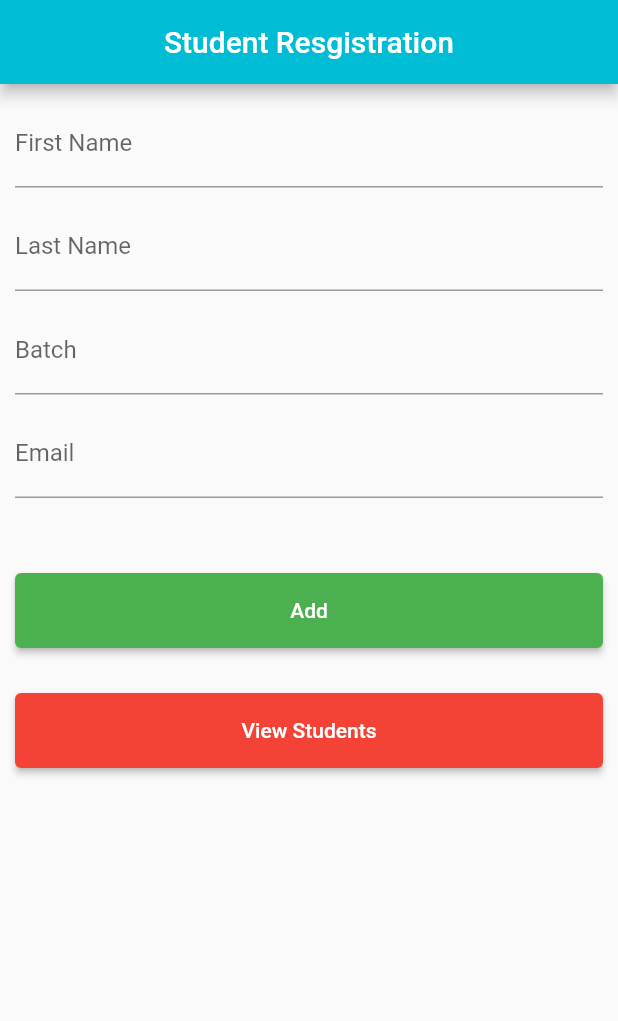
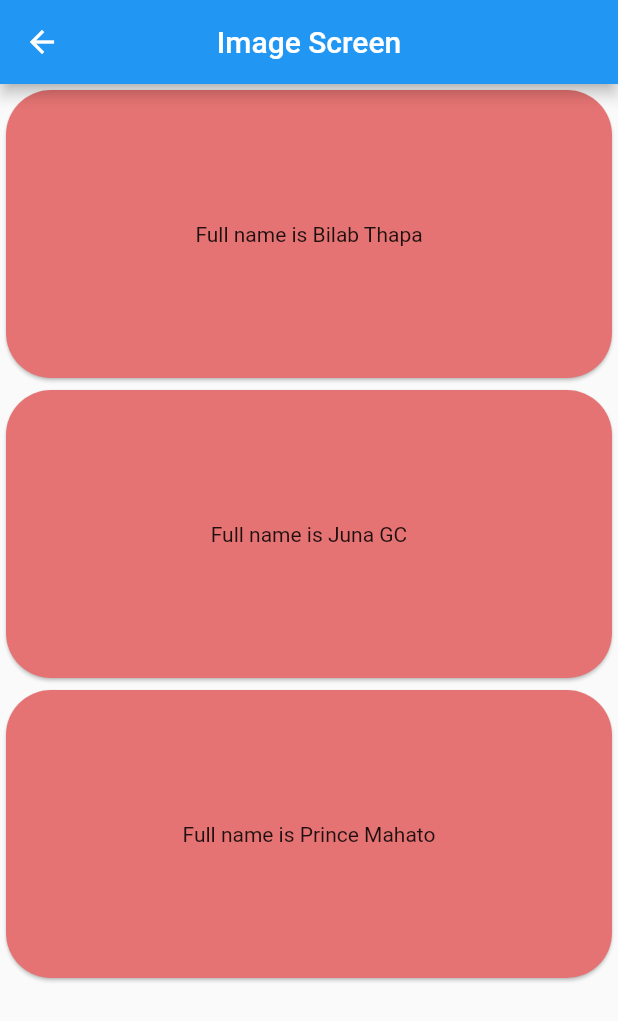
Before and after one commit to bilab-thapa/student_management, a Flutter app: the screen it shows after launch, on a phone screen of 412 x 824 dp. Shown: the top 1021 px of the screen. Run offline on Flutter 3.47's test engine with Material 2 defaults, Android fonts, the phone set to English and light mode, and no system bars.

Commit message:
Use of Card and build widgets

```diff
--- a/lib/model/students.dart
+++ b/lib/model/students.dart
@@ -1,8 +1,7 @@
 class Student {
   String? fname;
   String? lname;
-  String? batch;
-  String? email;
+  String? address;
 
-  Student(this.fname, this.lname, this.batch, this.email);
+  Student({this.fname, this.lname, this.address});
 }
--- /dev/null
+++ b/lib/screens/card_screen.dart
@@ -0,0 +1,50 @@
+import 'package:flutter/material.dart';
+import 'package:student_management/model/students.dart';
+
+class CardScreen extends StatefulWidget {
+  const CardScreen({Key? key}) : super(key: key);
+
+  @override
+  State<CardScreen> createState() => _CardScreenState();
+}
+
+class _CardScreenState extends State<CardScreen> {
+  String? fname, lname, address;
+  @override
+  Widget build(BuildContext context) {
+    List<Student> lstStudent = [
+      Student(fname: 'Bilab', lname: 'Thapa', address: 'Kapan'),
+      Student(fname: 'Juna', lname: 'GC', address: 'Kalopul'),
+      Student(fname: 'Prince', lname: 'Mahato', address: 'Dillibazar')
+    ];
+    //const height = MediaQuery.of(context).
+    return Scaffold(
+        appBar: AppBar(
+          title: const Text('Image Screen'),
+          centerTitle: true,
+        ),
+        body: SingleChildScrollView(
+          child: Column(
+            // mainAxisAlignment: MainAxisAlignment.center,
+            children: [
+              // for (int i = 0; i < lstStudent.length; i++)
+              //   DisplayCard(lstStudent[i])
+              ...lstStudent.map((e) => displayCard(e)).toList(),
+            ],
+          ),
+        ));
+  }
+}
+
+Widget displayCard(Student student) {
+  return SizedBox(
+    height: 200,
+    width: double.infinity,
+    child: Card(
+      color: Colors.red.shade300,
+      shape: RoundedRectangleBorder(borderRadius: BorderRadius.circular(30)),
+      child:
+          Center(child: Text("Full name is ${student.fname} ${student.lname}")),
+    ),
+  );
+}
--- a/lib/screens/student_entry.dart
+++ b/lib/screens/student_entry.dart
@@ -1,59 +1,62 @@
 import 'package:flutter/material.dart';
-
-import '../model/students.dart';
+import '/model/students.dart';
 
 class StudentEntryScreen extends StatefulWidget {
   const StudentEntryScreen({Key? key}) : super(key: key);
-
   @override
   State<StudentEntryScreen> createState() => _StudentEntryScreenState();
 }
 
 class _StudentEntryScreenState extends State<StudentEntryScreen> {
+  String? fname, lname, address;
+  List<Student> lstStudent = [];
+  _addStudent(Student student) {
+    setState(() {
+      lstStudent.add(student);
+      // print(listStudent);
+    });
+  }
+
   @override
   Widget build(BuildContext context) {
-    String? fname, lname, batch, email;
-    List<Student> listStudent = [];
-
-    _addStudent(Student student) {
-      setState(() {
-        listStudent.add(student);
-        print(listStudent.length);
-      });
-    }
-
     return Scaffold(
       appBar: AppBar(
-        backgroundColor: Colors.cyan,
+        backgroundColor: Colors.green,
         centerTitle: true,
         title: const Text(
           'Student Resgistration',
         ),
       ),
       body: SingleChildScrollView(
-        physics: const BouncingScrollPhysics(),
         child: Padding(
-          padding: const EdgeInsets.all(10),
+          padding: const EdgeInsets.all(9),
           child: Column(
             children: [
               TextFormField(
-                onChanged: (value) => fname,
+                onChanged: (value) {
+                  setState(() {
+                    fname = value;
+                  });
+                },
                 decoration: const InputDecoration(labelText: 'First Name'),
               ),
-              const SizedBox(height: 10),
+              const SizedBox(height: 20),
               TextFormField(
-                onChanged: (value) => lname,
+                onChanged: (value) {
+                  setState(() {
+                    lname = value;
+                  });
+                },
                 decoration: const InputDecoration(labelText: 'Last Name'),
               ),
-              const SizedBox(height: 10),
+              const SizedBox(height: 20),
               TextFormField(
-                onChanged: (value) => batch,
-                decoration: const InputDecoration(labelText: 'Batch'),
-              ),
-              const SizedBox(height: 10),
-              TextFormField(
-                onChanged: (value) => email,
-                decoration: const InputDecoration(labelText: 'Email'),
+                onChanged: (value) {
+                  setState(() {
+                    address = value;
+                  });
+                },
+                decoration: const InputDecoration(labelText: 'Address'),
               ),
               const SizedBox(height: 50),
               SizedBox(
@@ -62,22 +65,32 @@ class _StudentEntryScreenState extends State<StudentEntryScreen> {
                 child: ElevatedButton(
                   style: ElevatedButton.styleFrom(primary: Colors.green),
                   onPressed: () {
-                    Student s = Student(fname, lname, batch, email);
+                    Student s =
+                        Student(fname: fname, lname: lname, address: address);
                     _addStudent(s);
                   },
-                  child: const Text('Add'),
+                  child: const Text(
+                    'Add',
+                    style: TextStyle(fontSize: 20),
+                  ),
                 ),
               ),
-              const SizedBox(height: 30),
+              const SizedBox(height: 15),
               SizedBox(
                 width: double.infinity,
                 height: 50,
                 child: ElevatedButton(
-                  style: ElevatedButton.styleFrom(primary: Colors.red),
+                  style: ElevatedButton.styleFrom(primary: Colors.blue),
                   onPressed: () {
-                    Navigator.of(context).pushNamed('/display');
+                    Navigator.of(context).pushNamed(
+                      '/display',
+                      arguments: lstStudent,
+                    );
                   },
-                  child: const Text('View Students'),
+                  child: const Text(
+                    'View Students',
+                    style: TextStyle(fontSize: 20),
+                  ),
                 ),
               ),
             ],
--- a/pubspec.yaml
+++ b/pubspec.yaml
@@ -58,9 +58,8 @@ flutter:
   uses-material-design: true
 
   # To add assets to your application, add an assets section, like this:
-  # assets:
-  #   - images/a_dot_burr.jpeg
-  #   - images/a_dot_ham.jpeg
+  assets:
+    - assets/
 
   # An image asset can refer to one or more resolution-specific "variants", see
   # https://flutter.dev/assets-and-images/#resolution-aware.
```
Also changed, not shown: lib/main.dart (+4 -3 lines), lib/screens/display.dart (+36 -27 lines), lib/screens/edit_details.dart (added, +15 -0 lines), assets/galaxy.jpg (added), assets/space.jpg (added), assets/stars.jpg (added).
